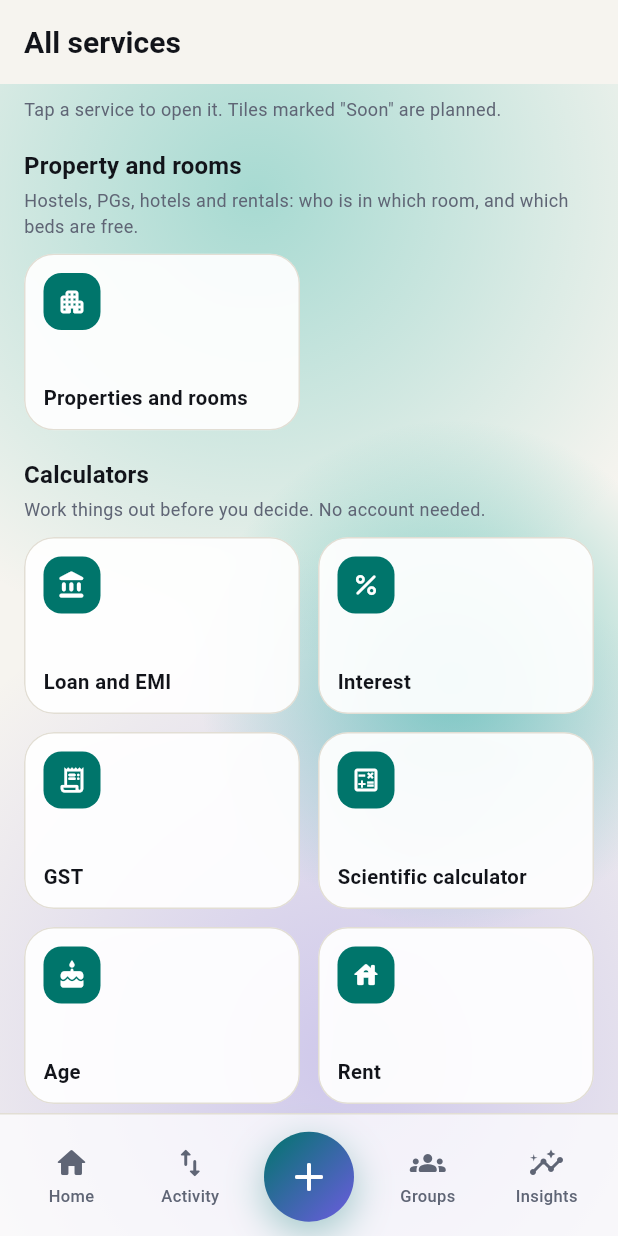
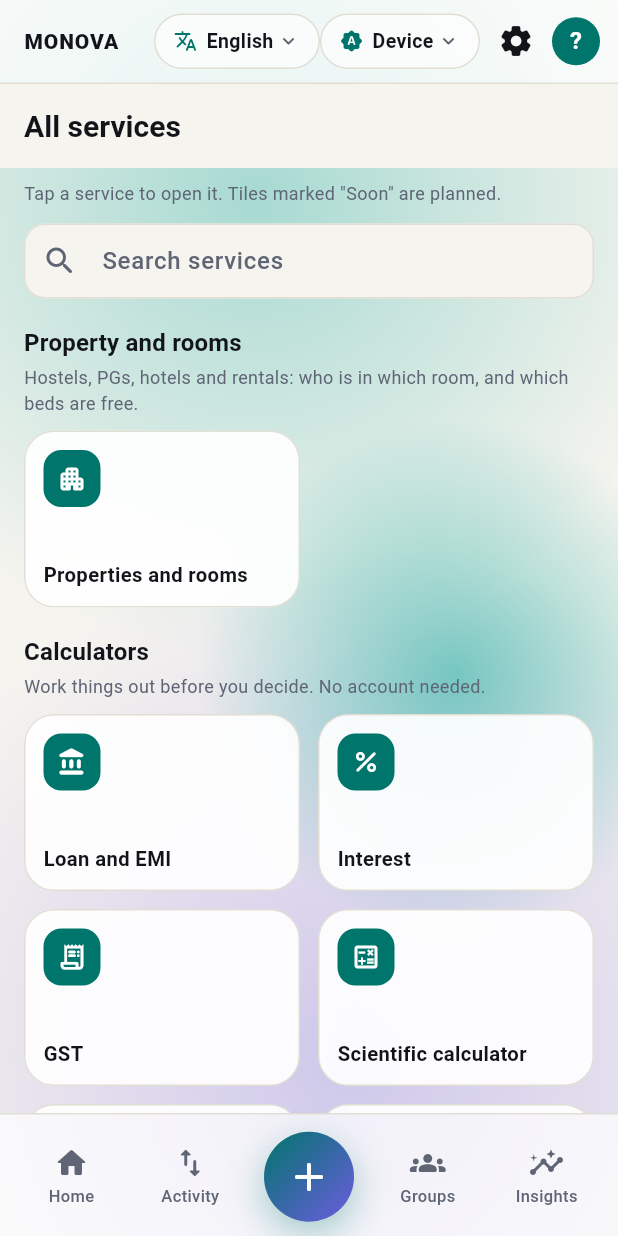
Before and after one commit to kakunurisatyanarayana-hash/monova, a Flutter app: the ServicesScreen screen opened by its route, on a phone screen of 412 x 824 dp. Run offline on Flutter 3.47's test engine with Material 3 defaults, Android fonts, the phone set to English and light mode, and no system bars; our stand-ins replace dio, fl_chart, flutter_contacts, flutter_riverpod, flutter_secure_storage, go_router and 4 more; missing offline and left inert: cryptography, dart:js_interop, google_mlkit_text_recognition; accounts and stored records are empty.

Commit message:
Fix card number reading, PIN lock, auto-lock, live refresh, notes copy, phone header and service search
- Card number: read across line breaks (four rows of four digits), prefer groups that start and end together, then check digit; tests added
- Lock: 4 dots for a 4-digit PIN (grows to 6), a tick key to unlock, and automatic lock after 2 minutes without touch
- Live data: every save rebuilds the open page, so Home totals, lists and dashboards update without reopening
- Notes: copy button on note details and in the list
- Phone: header with profile, settings, language and theme
- Services: search box across all services

Co-Authored-By: Claude Haiku 5.5 <noreply@anthropic.com>

```diff
--- a/mobile/lib/core/card_store.dart
+++ b/mobile/lib/core/card_store.dart
@@ -1,3 +1,4 @@
+import 'data_revision.dart';
 import 'dart:convert';
 
 import 'package:flutter/foundation.dart';
@@ -128,6 +129,11 @@ class CardStore {
   }
 
   static Future<void> save(List<CardRecord> cards) async {
+    await _saveRaw(cards);
+    markDataChanged();
+  }
+
+  static Future<void> _saveRaw(List<CardRecord> cards) async {
     final raw = jsonEncode(cards.map((c) => c.toJson()).toList());
     if (kIsWeb) {
       await (await SharedPreferences.getInstance()).setString(_key, raw);
--- /dev/null
+++ b/mobile/lib/core/data_revision.dart
@@ -0,0 +1,7 @@
+import 'package:flutter/foundation.dart';
+
+/// Goes up by one every time something is saved on this device.
+/// The shell rebuilds the open page when it changes, so lists, totals and dashboards show the new data at once.
+final ValueNotifier<int> dataRevision = ValueNotifier<int>(0);
+
+void markDataChanged() => dataRevision.value++;
--- a/mobile/lib/core/vault_store.dart
+++ b/mobile/lib/core/vault_store.dart
@@ -1,3 +1,4 @@
+import 'data_revision.dart';
 import 'dart:convert';
 
 import 'package:flutter/foundation.dart';
@@ -124,6 +125,11 @@ class VaultStore {
   }
 
   static Future<void> save(List<VaultEntry> entries) async {
+    await _saveRaw(entries);
+    markDataChanged();
+  }
+
+  static Future<void> _saveRaw(List<VaultEntry> entries) async {
     final raw = jsonEncode(entries.map((e) => e.toJson()).toList());
     if (kIsWeb) {
       await (await SharedPreferences.getInstance()).setString(_key, raw);
--- a/mobile/lib/features/services/services_screen.dart
+++ b/mobile/lib/features/services/services_screen.dart
@@ -78,13 +78,32 @@ const _sections = [
 ];
 
 /// The Services menu, grouped by what each service is for. Features that need an account are marked in the offline build.
-class ServicesScreen extends StatelessWidget {
+class ServicesScreen extends StatefulWidget {
   const ServicesScreen({super.key});
+
+  @override
+  State<ServicesScreen> createState() => _ServicesScreenState();
+}
+
+class _ServicesScreenState extends State<ServicesScreen> {
+  String _query = '';
+
+  /// The sections with only the tiles whose names match the search.
+  List<ServiceSection> get _matching {
+    final q = _query.trim().toLowerCase();
+    if (q.isEmpty) return _sections;
+    return [
+      for (final s in _sections)
+        if (s.items.any((i) => i.title.toLowerCase().contains(q)))
+          ServiceSection(s.title, [for (final i in s.items) if (i.title.toLowerCase().contains(q)) i], subtitle: s.subtitle),
+    ];
+  }
 
   @override
   Widget build(BuildContext context) {
     final c = context.monova;
     final offline = ApiConfig.offline;
+    final sections = _matching;
     return Scaffold(
       appBar: AppBar(title: const Text('All services')),
       body: LayoutBuilder(
@@ -102,7 +121,16 @@ class ServicesScreen extends StatelessWidget {
                     : 'Tap a service to open it. Tiles marked "Soon" are planned.',
                 style: TextStyle(color: c.muted, fontSize: 12, height: 1.4),
               ),
-              for (final section in _sections) ...[
+              const SizedBox(height: 12),
+              TextField(
+                onChanged: (v) => setState(() => _query = v),
+                decoration: const InputDecoration(labelText: 'Search services', prefixIcon: Icon(Icons.search_rounded)),
+              ),
+              if (sections.isEmpty) ...[
+                const SizedBox(height: 40),
+                Center(child: Text('No service matches "${_query.trim()}".', style: TextStyle(color: c.muted))),
+              ],
+              for (final section in sections) ...[
                 const SizedBox(height: 18),
                 SectionTitle(section.title),
                 if (section.subtitle != null) ...[
--- a/mobile/lib/features/shell/main_shell.dart
+++ b/mobile/lib/features/shell/main_shell.dart
@@ -1,9 +1,12 @@
 import 'package:flutter/material.dart';
+
+import '../../core/data_revision.dart';
 import 'package:flutter_riverpod/flutter_riverpod.dart';
 import 'package:go_router/go_router.dart';
 
 import '../../core/api_client.dart';
 import '../../core/i18n.dart';
+import '../../core/profile_store.dart';
 import 'quick_prefs.dart';
 import '../../core/theme.dart';
 import '../../core/widgets.dart';
@@ -18,6 +21,12 @@ class MainShell extends ConsumerWidget {
   const MainShell({super.key, required this.child});
 
   final Widget child;
+
+  /// The open page, rebuilt whenever data is saved so every number on it is current.
+  Widget get _page => ValueListenableBuilder<int>(
+        valueListenable: dataRevision,
+        builder: (_, revision, __) => KeyedSubtree(key: ValueKey('page-$revision'), child: child),
+      );
 
   static const _tabs = ['/home', '/activity', '/groups', '/insights'];
   static const _wideBreakpoint = 900.0;
@@ -105,7 +114,7 @@ class MainShell extends ConsumerWidget {
               child: Column(
                 children: [
                   _TopBar(page: _currentPage(location), onAdd: () => _onAdd(context, signedIn)),
-                  Expanded(child: child),
+                  Expanded(child: _page),
                 ],
               ),
             ),
@@ -117,7 +126,7 @@ class MainShell extends ConsumerWidget {
     final c = context.monova;
     final index = tab;
     return Scaffold(
-      body: child,
+      body: Column(children: [const _PhoneTopBar(), Expanded(child: _page)]),
       bottomNavigationBar: SafeArea(
         top: false,
         // A fixed height is essential: without it the Row's Expanded children fill the whole screen and push the page body to zero height.
@@ -362,6 +371,49 @@ class _SidebarTile extends StatelessWidget {
 }
 
 /// Slim bar above the page content: the main action is always one click away.
+/// The header on phones: profile, settings, language and theme are one tap away on every page.
+class _PhoneTopBar extends ConsumerWidget {
+  const _PhoneTopBar();
+
+  @override
+  Widget build(BuildContext context, WidgetRef ref) {
+    final c = context.monova;
+    final name = (ref.watch(profileProvider).profile?.name ?? '').trim();
+    final initial = name.isEmpty ? '?' : name[0].toUpperCase();
+    return SafeArea(
+      bottom: false,
+      child: Container(
+        height: 56,
+        padding: const EdgeInsets.symmetric(horizontal: 8),
+        decoration: BoxDecoration(color: c.glassFill, border: Border(bottom: BorderSide(color: c.border))),
+        child: Row(
+          children: [
+            const SizedBox(width: 8),
+            Text('MONOVA', style: TextStyle(color: c.ink, fontWeight: FontWeight.w800, letterSpacing: 0.6)),
+            const Spacer(),
+            const LanguageMenuButton(),
+            const ThemeMenuButton(),
+            IconButton(tooltip: 'Settings', icon: const Icon(Icons.settings_rounded), onPressed: () => context.push('/settings')),
+            InkWell(
+              customBorder: const CircleBorder(),
+              onTap: () => context.push('/profile'),
+              child: Tooltip(
+                message: 'Your profile',
+                child: CircleAvatar(
+                  radius: 16,
+                  backgroundColor: c.accentStart,
+                  child: Text(initial, style: TextStyle(color: c.onAccent, fontWeight: FontWeight.w700)),
+                ),
+              ),
+            ),
+            const SizedBox(width: 4),
+          ],
+        ),
+      ),
+    );
+  }
+}
+
 class _TopBar extends StatelessWidget {
   const _TopBar({required this.page, required this.onAdd});
 
```
Also changed, not shown: mobile/lib/core/card_text_parser.dart (+49 -6 lines), mobile/lib/core/local_store.dart (+5 -2 lines), mobile/lib/features/lock/lock_screen.dart (+44 -9 lines), mobile/lib/features/vault/vault_screen.dart (+14 -2 lines), 1 other file.
